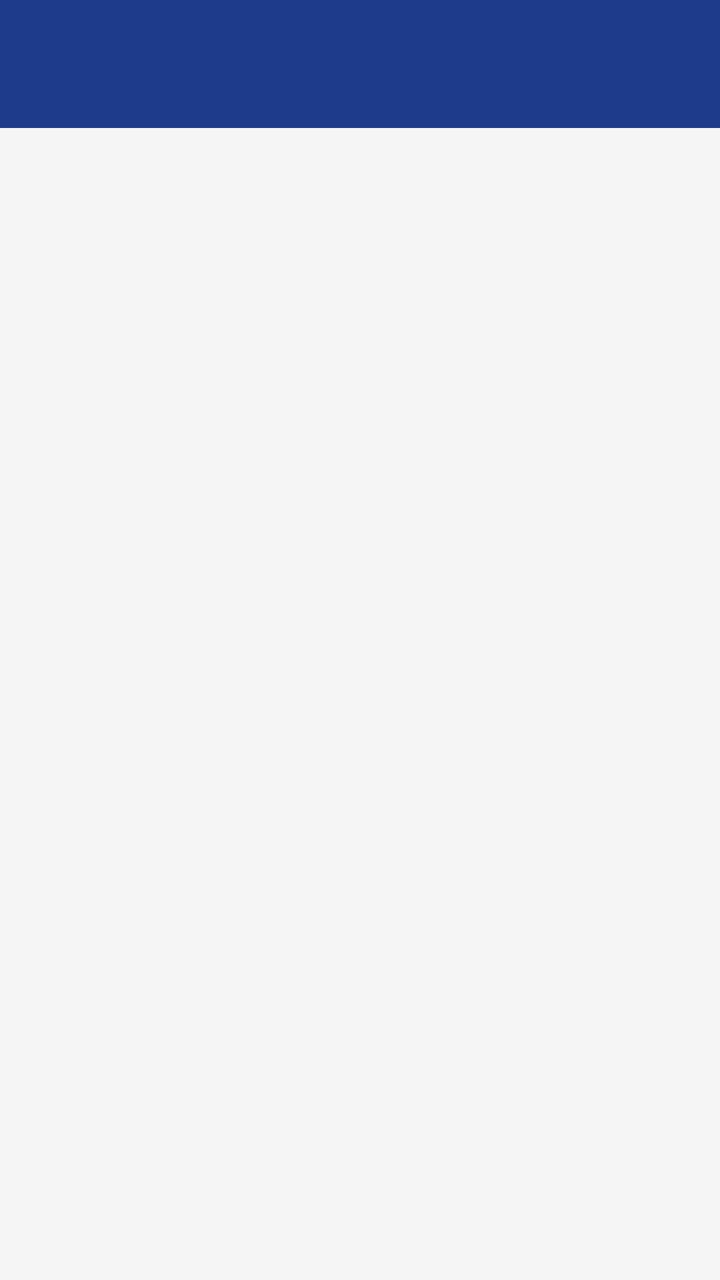
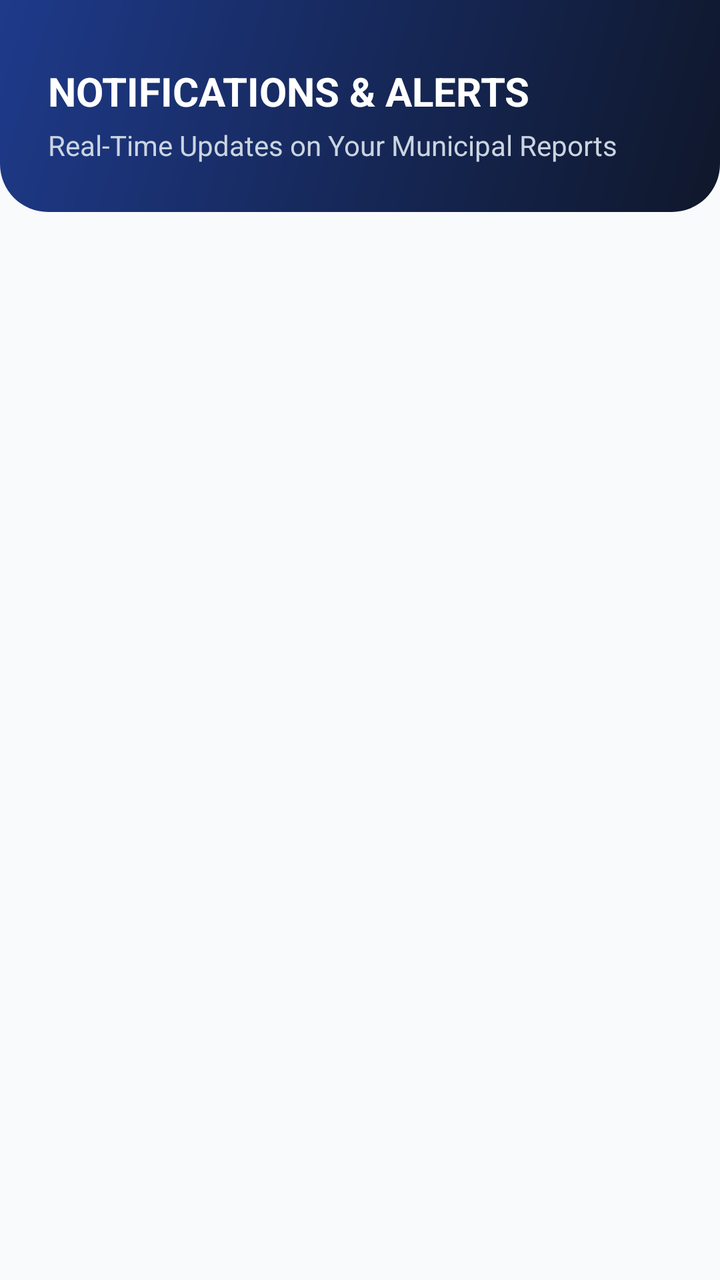

An Android layout rendered at two revisions. The XML below is the earlier revision; the diff shows what the commit changed to produce the second picture.
<!-- AndroidManifest.xml: application theme Theme.MunicipalCitizenApp -->
<!-- res/layout/activity_notifications.xml -->
<?xml version="1.0" encoding="utf-8"?>
<LinearLayout xmlns:android="http://schemas.android.com/apk/res/android"
    android:layout_width="match_parent"
    android:layout_height="match_parent"
    android:orientation="vertical"
    android:background="#F5F5F5">

    <androidx.appcompat.widget.Toolbar
        android:id="@+id/toolbarNotifications"
        android:layout_width="match_parent"
        android:layout_height="?attr/actionBarSize"
        android:background="@color/purple_500"
        android:theme="@style/ThemeOverlay.AppCompat.Dark.ActionBar" />

    <androidx.recyclerview.widget.RecyclerView
        android:id="@+id/rvNotifications"
        android:layout_width="match_parent"
        android:layout_height="match_parent"
        android:padding="8dp" />

</LinearLayout>
<!-- resources referenced by this layout -->
<resources>
  <color name="purple_500">#1E3A8A</color>
  <style name="Theme.MunicipalCitizenApp" parent="Theme.Material3.Light.NoActionBar">
          <item name="colorPrimary">@color/primary_blue</item>
          <item name="colorOnPrimary">@color/white</item>
          <item name="colorPrimaryContainer">@color/purple_200</item>
          <item name="colorSecondary">@color/accent_teal</item>
          <item name="android:windowBackground">@color/bg_light</item>
          <item name="android:forceDarkAllowed" tools:targetApi="q">false</item>
      </style>
  <color name="primary_blue">#1E3A8A</color>
  <color name="white">#FFFFFF</color>
  <color name="purple_200">#93C5FD</color>
  <color name="accent_teal">#0D9488</color>
  <color name="bg_light">#F8FAFC</color>
</resources>

<!-- the commit's change to res/layout/activity_notifications.xml (unified diff, before → after) -->
@@ -1,21 +1,58 @@
 <?xml version="1.0" encoding="utf-8"?>
 <LinearLayout xmlns:android="http://schemas.android.com/apk/res/android"
+    xmlns:app="http://schemas.android.com/apk/res-auto"
     android:layout_width="match_parent"
     android:layout_height="match_parent"
     android:orientation="vertical"
-    android:background="#F5F5F5">
+    android:background="@color/bg_light">
 
-    <androidx.appcompat.widget.Toolbar
-        android:id="@+id/toolbarNotifications"
+    <LinearLayout
         android:layout_width="match_parent"
-        android:layout_height="?attr/actionBarSize"
-        android:background="@color/purple_500"
-        android:theme="@style/ThemeOverlay.AppCompat.Dark.ActionBar" />
+        android:layout_height="wrap_content"
+        android:background="@drawable/bg_header_gradient"
+        android:orientation="vertical"
+        android:paddingHorizontal="24dp"
+        android:paddingTop="32dp"
+        android:paddingBottom="24dp">
 
-    <androidx.recyclerview.widget.RecyclerView
-        android:id="@+id/rvNotifications"
+        <TextView
+            android:layout_width="wrap_content"
+            android:layout_height="wrap_content"
+            android:text="NOTIFICATIONS &amp; ALERTS"
+            android:textSize="20sp"
+            android:textStyle="bold"
+            android:textColor="@color/white" />
+
+        <TextView
+            android:layout_width="wrap_content"
+            android:layout_height="wrap_content"
+            android:text="Real-Time Updates on Your Municipal Reports"
+            android:textColor="#CBD5E1"
+            android:textSize="14sp"
+            android:layout_marginTop="4dp" />
+    </LinearLayout>
+
+    <FrameLayout
         android:layout_width="match_parent"
-        android:layout_height="match_parent"
-        android:padding="8dp" />
+        android:layout_height="match_parent">
+
+        <androidx.recyclerview.widget.RecyclerView
+            android:id="@+id/rvNotifications"
+            android:layout_width="match_parent"
+            android:layout_height="match_parent"
+            android:padding="8dp" />
+
+        <TextView
+            android:id="@+id/tvEmptyState"
+            android:layout_width="wrap_content"
+            android:layout_height="wrap_content"
+            android:layout_gravity="center"
+            android:text="No notifications yet.\nYou will be notified when your complaints are updated."
+            android:textAlignment="center"
+            android:textColor="#64748B"
+            android:textSize="15sp"
+            android:visibility="gone" />
+
+    </FrameLayout>
 
 </LinearLayout>
<!-- resource entries referenced after the edit -->
@@ -1,6 +1,5 @@
 <!-- resources referenced by this layout -->
 <resources>
-  <color name="purple_500">#1E3A8A</color>
   <style name="Theme.MunicipalCitizenApp" parent="Theme.Material3.Light.NoActionBar">
           <item name="colorPrimary">@color/primary_blue</item>
           <item name="colorOnPrimary">@color/white</item>
@@ -11,6 +10,18 @@
       </style>
   <color name="primary_blue">#1E3A8A</color>
   <color name="white">#FFFFFF</color>
+  <!-- drawable bg_header_gradient (drawable) -->
+  <?xml version="1.0" encoding="utf-8"?>
+  <shape xmlns:android="http://schemas.android.com/apk/res/android"
+      android:shape="rectangle">
+      <gradient
+          android:startColor="#0F172A"
+          android:endColor="#1E3A8A"
+          android:angle="135" />
+      <corners
+          android:bottomLeftRadius="24dp"
+          android:bottomRightRadius="24dp" />
+  </shape>
   <color name="purple_200">#93C5FD</color>
   <color name="accent_teal">#0D9488</color>
   <color name="bg_light">#F8FAFC</color>
